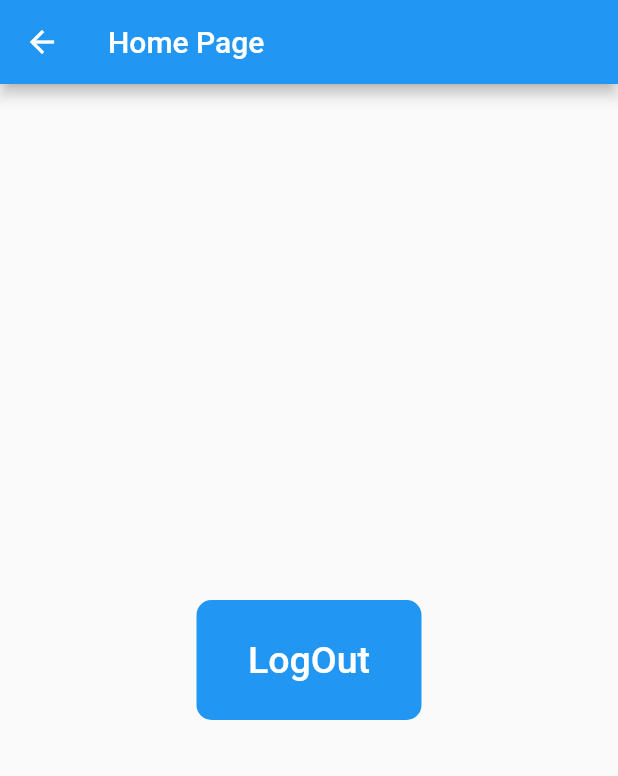
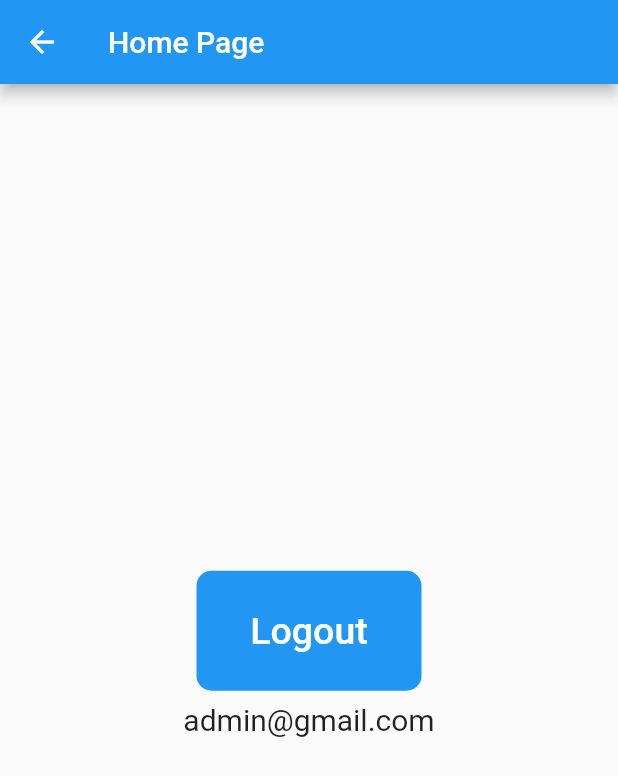
Before and after one commit to SystemIntegration/Flutter-Auth-Template, a Flutter app: the HomeScreen screen opened directly, on a phone screen of 412 x 824 dp. Shown: the top 776 px of the screen. Run offline on Flutter 3.47's test engine with Material 2 defaults, Android fonts, the light colour scheme and no system bars; our stand-ins replace email_validator, image_picker.

Commit message:
LoginRegister after sucesslogin Home Screen managed.

```diff
--- a/lib/components/HomeScreen.dart
+++ b/lib/components/HomeScreen.dart
@@ -4,7 +4,10 @@ class HomeScreen extends StatefulWidget {
   @override
   _HomeScreenState createState() => _HomeScreenState();
 }
+
 class _HomeScreenState extends State<HomeScreen> {
+  final textFieldValueHolder = TextEditingController();
+
   @override
   Widget build(BuildContext context) {
     return Scaffold(
@@ -12,24 +15,31 @@ class _HomeScreenState extends State<HomeScreen> {
           title: Text('Home Page'),
         ),
         body: Center(
-
-          child: Container(
+          child: Column(
+            mainAxisAlignment: MainAxisAlignment.center,
+            children: <Widget>[
+              Container(
                 height: 80,
                 width: 150,
                 decoration: BoxDecoration(
-              color: Colors.blue, borderRadius: BorderRadius.circular(10)),
+                    color: Colors.blue,
+                    borderRadius: BorderRadius.circular(10)),
                 child: TextButton(
                   onPressed: () {
                     Navigator.pop(context);
                   },
                   child: Text(
-              'LogOut',
+                    'Logout',
                     style: TextStyle(color: Colors.white, fontSize: 25),
                   ),
                 ),
-
               ),
+              Padding(
+                  padding: EdgeInsets.all(8.0),
+                  child:
+                      Text("admin@gmail.com", style: TextStyle(fontSize: 20)))
+            ],
           ),
-    );
+        ));
   }
 }
```
Lines whose indentation alone changed are shown as unchanged.
